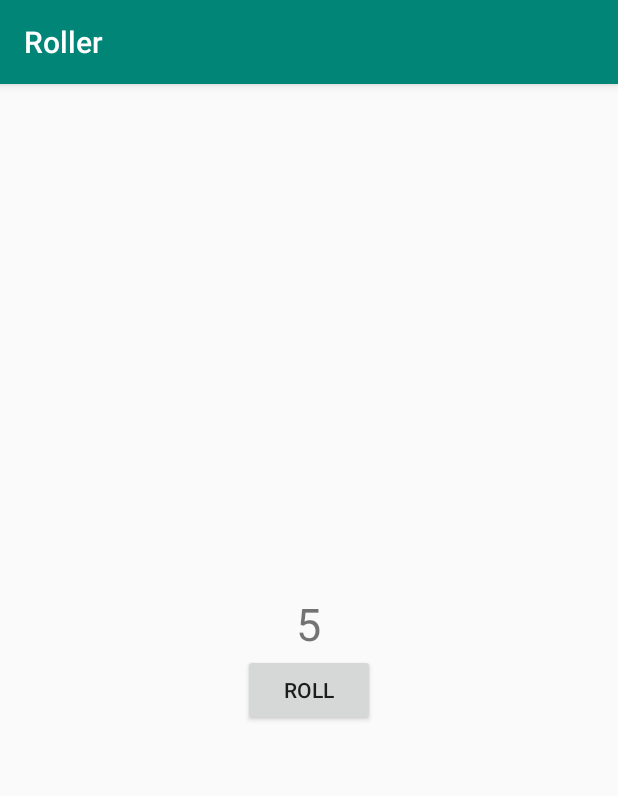
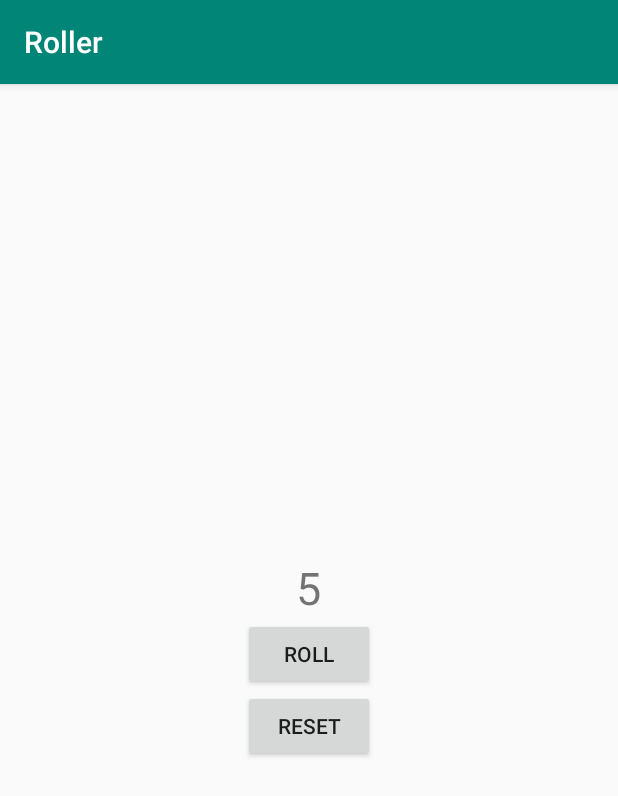
Before and after one commit to sr4p/Roll, an Android app: the screen it shows after launch (MainActivity), after a tap on "ROLL", on a phone screen of 412 x 824 dp. Shown: the top 796 px of the screen. Run offline under Robolectric (Android 15) with nearby library versions, the phone set to English and light mode, and no system bars.

Commit message:
Homework week 3

```diff
--- a/app/src/main/java/buu/informatics/s59161126/roller/MainActivity.kt
+++ b/app/src/main/java/buu/informatics/s59161126/roller/MainActivity.kt
@@ -16,6 +16,9 @@ class MainActivity : AppCompatActivity() {
         val rollButton: Button = findViewById(R.id.roll_button)
         rollButton.setOnClickListener { rollDice() }
 
+        val resetButton: Button = findViewById(R.id.reset_button)
+        resetButton.setOnClickListener { resetDice() }
+
         val resultText: TextView = findViewById(R.id.result_text)
         resultText.text = "Dice Rolled!"
     }
@@ -24,7 +27,12 @@ class MainActivity : AppCompatActivity() {
         val randomInt = Random().nextInt(6) + 1
         val resultText: TextView = findViewById(R.id.result_text)
         resultText.text = randomInt.toString()
-        Toast.makeText(this, "button clicked", Toast.LENGTH_SHORT).show()
+        Toast.makeText(this, "Random number", Toast.LENGTH_SHORT).show()
+    }
+
+    private fun resetDice(){
+        val resultText: TextView = findViewById(R.id.result_text)
+        resultText.text = "0"
     }
 
 
--- a/app/src/main/res/layout/activity_main.xml
+++ b/app/src/main/res/layout/activity_main.xml
@@ -23,4 +23,11 @@
             android:layout_gravity="center_horizontal"
             android:text="@string/roll" />
 
+    <Button
+            android:id="@+id/reset_button"
+            android:layout_width="wrap_content"
+            android:layout_height="wrap_content"
+            android:layout_gravity="center_horizontal"
+            android:text="@string/reset" />
+
 </LinearLayout>
--- a/app/src/main/res/values/strings.xml
+++ b/app/src/main/res/values/strings.xml
@@ -1,4 +1,5 @@
 <resources>
     <string name="app_name">Roller</string>
     <string name="roll">Roll</string>
+    <string name="reset">RESET</string>
 </resources>
```
